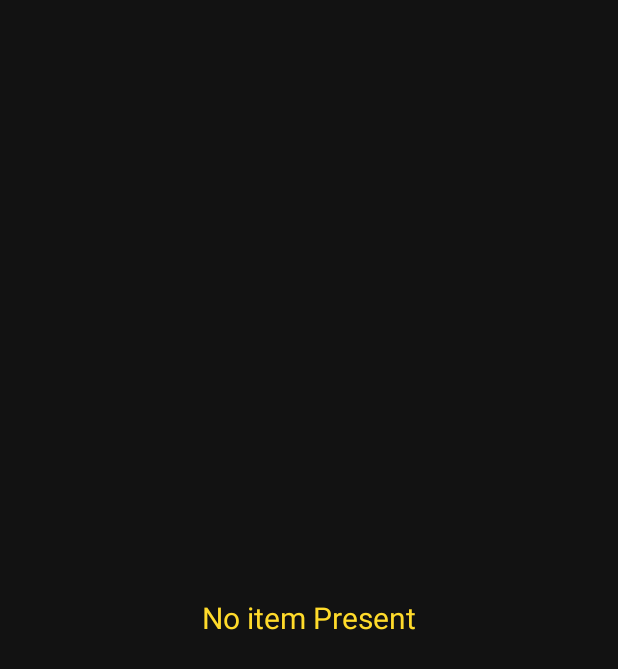
After one commit to ravikant1421/music_player, an Android app: the fragment RecentSongsFragment shown on its own in the app's theme, on a phone screen of 412 x 824 dp. The commit adds this screen. Shown: the top 669 px of the screen. Run offline under Robolectric (Android 15) with nearby library versions, the phone set to English and light mode, and no system bars; 1 statement that could not run was skipped.

Commit message:
recent song database feature added

```diff
--- a/app/src/main/java/com/example/mymusicplayer2/ArtistDetails.java
+++ b/app/src/main/java/com/example/mymusicplayer2/ArtistDetails.java
@@ -29,7 +29,7 @@ public class ArtistDetails extends AppCompatActivity {
         artistMusicFiles=new ArrayList<>();
         artistDetailListView=findViewById(R.id.artistDetailListView);
         artistNameTop=findViewById(R.id.artistNameTop);
-        artistDetailTV.findViewById(R.id.artist_detail_song_no_item_tv);
+        artistDetailTV=findViewById(R.id.artist_detail_song_no_item_tv);
         artistName=getIntent().getStringExtra("artistName");
         artistDetailArrayList=new ArrayList<>();
         for(int i=0;i<musicFiles.size();i++){
--- a/app/src/main/java/com/example/mymusicplayer2/MainActivity.java
+++ b/app/src/main/java/com/example/mymusicplayer2/MainActivity.java
@@ -155,6 +155,7 @@ public class MainActivity extends AppCompatActivity {
 
     private void initViewPager() {
         ViewPagerAdapter viewPagerAdapter=new ViewPagerAdapter(getSupportFragmentManager());
+        viewPagerAdapter.addFragments(new RecentSongsFragment(),"Recent");
         viewPagerAdapter.addFragments(new AllSongsFragment(),"All Songs");
         viewPagerAdapter.addFragments(new AlbumFragment(),"Albums");
         viewPagerAdapter.addFragments(new FolderFragment(),"Folder");
@@ -198,6 +199,7 @@ public class MainActivity extends AppCompatActivity {
             super.onPostExecute(unused);
             progressBar.setVisibility(View.INVISIBLE);
             initViewPager();
+            viewPager.setCurrentItem(1);
         }
 
         @Override
--- a/app/src/main/java/com/example/mymusicplayer2/MusicService.java
+++ b/app/src/main/java/com/example/mymusicplayer2/MusicService.java
@@ -64,12 +64,14 @@ public class MusicService extends Service implements MediaPlayer.OnCompletionLis
     public static final String ARTIST_NAME = "ARTIST NAME";
     public static final String SONG_NAME = "SONG NAME";
     ActionPlaying actionPlaying;
+    public RecentDbHelper recentDbHelper;
 
     /* onStartCommand(Intent intent, int flags, int startId) is a method that is used in Android to start or re-start a Service.
        It is called by the system when a client sends a request to start the Service, using the startService(Intent) method.
      */
     @Override
     public int onStartCommand(Intent intent, int flags, int startId) {
+        recentDbHelper = new RecentDbHelper(getApplicationContext());
         if (intent != null) {
             int myPosition = intent.getIntExtra("servicePosition", -1);
             String actionName = intent.getStringExtra("ActionName");
@@ -170,6 +172,7 @@ public class MusicService extends Service implements MediaPlayer.OnCompletionLis
            The base context is the context from which all other contexts in the application are derived.
          */
         mediaPlayer = MediaPlayer.create(getBaseContext(), uri);
+        recentDbHelper.addRecentSong(songsList.get(position));
     }
 
     void pause() {
--- /dev/null
+++ b/app/src/main/java/com/example/mymusicplayer2/RecentDbHelper.java
@@ -0,0 +1,84 @@
+package com.example.mymusicplayer2;
+
+import android.content.ContentValues;
+import android.content.Context;
+import android.database.Cursor;
+import android.database.sqlite.SQLiteDatabase;
+import android.database.sqlite.SQLiteOpenHelper;
+
+import java.util.ArrayList;
+
+public class RecentDbHelper extends SQLiteOpenHelper {
+    public static ArrayList<MusicFiles> musicFilesArrayList;
+    public static final int VERSION=1;
+    public static final String DATABASE_NAME = "RecentSongsDB";
+    public static final String TABLE_NAME = "recentsongs";
+    public RecentDbHelper(Context context) {
+        super(context,DATABASE_NAME, null, VERSION);
+    }
+
+    @Override
+    public void onCreate(SQLiteDatabase db) {
+        //CREATE TABLE recent_songs ( title TEXT, album TEXT, duration TEXT, artist TEXT , path TEXT, timeline TIMESTAMP );
+        db.execSQL("CREATE TABLE "+ TABLE_NAME +" ( title TEXT, album TEXT, duration TEXT, artist TEXT , path TEXT, timeline TIMESTAMP );");
+    }
+
+    public ArrayList<MusicFiles> fetchRecentSongs(){
+        SQLiteDatabase db = this.getReadableDatabase();
+        Cursor cursor= db.rawQuery("Select * from "+ TABLE_NAME+" ORDER BY timeline DESC",null);
+        musicFilesArrayList=new ArrayList<>();
+        while(cursor.moveToNext()){
+            String title = cursor.getString(0);
+            String album = cursor.getString(1);
+            String duration = cursor.getString(2);
+            String artist = cursor.getString(3);
+            String path = cursor.getString(4);
+            musicFilesArrayList.add(new MusicFiles(title,album,duration,artist,path));
+        }
+        cursor.close();
+        db.close();
+        return musicFilesArrayList;
+    }
+    public void addRecentSong(MusicFiles musicFiles){
+        SQLiteDatabase db = this.getWritableDatabase();
+        Cursor cursor1 = db.rawQuery("SELECT * FROM " + TABLE_NAME + " WHERE title = ?", new String[]{musicFiles.getTitle()});
+        boolean songExists = cursor1.moveToFirst();
+        if(songExists){
+            db.delete(TABLE_NAME, "title = ?",new String[]{musicFiles.getTitle()});
+        }
+        cursor1.close();
+        ContentValues cv = new ContentValues();
+        cv.put("title",musicFiles.getTitle());
+        cv.put("album",musicFiles.getAlbum());
+        cv.put("duration",musicFiles.getDuration());
+        cv.put("artist",musicFiles.getArtist());
+        cv.put("path",musicFiles.getPath());
+        cv.put("timeline",System.currentTimeMillis());
+        db.insert(TABLE_NAME,null,cv);
+        Cursor cursor2 = db.rawQuery("SELECT COUNT(*) FROM " + TABLE_NAME, null);
+        int size = 0;
+        if (cursor2.moveToFirst()) {
+            size = cursor2.getInt(0);
+        }
+        cursor2.close();
+        if(size > 10){
+            deleteLestRecentSong();
+        }
+        db.close();
+    }
+    public void deleteLestRecentSong(){
+        SQLiteDatabase db = this.getWritableDatabase();
+        Cursor cursor = db.rawQuery("SELECT MIN(timeline) FROM " + TABLE_NAME, null);
+        long minTimeline = 0;
+        if (cursor.moveToFirst()) {
+            minTimeline = cursor.getLong(0);
+        }
+        db.delete(TABLE_NAME, "timeline = ?", new String[] { String.valueOf(minTimeline) });
+        cursor.close();
+        db.close();
+    }
+    @Override
+    public void onUpgrade(SQLiteDatabase sqLiteDatabase, int i, int i1) {
+
+    }
+}
--- /dev/null
+++ b/app/src/main/java/com/example/mymusicplayer2/RecentSongsFragment.java
@@ -0,0 +1,68 @@
+package com.example.mymusicplayer2;
+
+import android.content.Intent;
+import android.os.Bundle;
+
+import androidx.fragment.app.Fragment;
+
+import android.view.LayoutInflater;
+import android.view.View;
+import android.view.ViewGroup;
+import android.widget.ArrayAdapter;
+import android.widget.ListView;
+
+import android.widget.TextView;
+
+
+import java.util.ArrayList;
+
+
+public class RecentSongsFragment extends Fragment {
+    ArrayList<String> arrayList;
+    ListView recentSongsListView;
+    TextView noItemFoundTV;
+    View  view;
+    static ArrayAdapter<String> recentSongsAdapter;
+    public RecentSongsFragment() {
+        // Required empty public constructor
+    }
+    @Override
+    public void onCreate(Bundle savedInstanceState) {
+        super.onCreate(savedInstanceState);
+        arrayList = new ArrayList<>();
+    }
+
+    @Override
+    public void onResume() {
+        super.onResume();
+        ArrayList<MusicFiles> musicFiles = new RecentDbHelper(getContext()).fetchRecentSongs();
+        arrayList.clear();
+        for (int i = 0; i < musicFiles.size(); i++) {
+            arrayList.add(musicFiles.get(i).getTitle());
+        }
+        if(arrayList.size()>=1) {
+            recentSongsAdapter = new ArrayAdapter<>(requireContext(),R.layout.list_item_text,R.id.listItemTextview, arrayList);
+            recentSongsListView.setAdapter(recentSongsAdapter);
+            recentSongsListView.setOnItemClickListener((parent, view, position, id) -> {
+                Intent intent=new Intent(getContext(),PlayerActivity.class);
+                intent.putExtra("position",position);
+                intent.putExtra("fromRecentList",true);
+                startActivity(intent);
+            });
+        }
+        else{
+            recentSongsListView.setVisibility(View.INVISIBLE);
+            noItemFoundTV.setVisibility(View.VISIBLE);
+        }
+
+    }
+
+    @Override
+    public View onCreateView(LayoutInflater inflater, ViewGroup container,
+                             Bundle savedInstanceState) {
+        view = inflater.inflate(R.layout.fragment_recent_songs, container, false);
+        recentSongsListView = view.findViewById(R.id.recentSongsListView);
+        noItemFoundTV = view.findViewById(R.id.recent_song_no_item_tv);
+        return view;
+    }
+}
--- a/app/src/main/res/layout/activity_player.xml
+++ b/app/src/main/res/layout/activity_player.xml
@@ -16,8 +16,8 @@
         android:background="@drawable/gradient_bg"
         android:layout_alignParentTop="true">
         <ImageView
-            android:layout_width="30dp"
-            android:layout_height="30dp"
+            android:layout_width="50dp"
+            android:layout_height="50dp"
             android:id="@+id/backButton"
             android:src="@drawable/ic_chevron_left"
             android:layout_alignParentStart="true"
--- /dev/null
+++ b/app/src/main/res/layout/fragment_recent_songs.xml
@@ -0,0 +1,24 @@
+<?xml version="1.0" encoding="utf-8"?>
+<RelativeLayout
+    xmlns:android="http://schemas.android.com/apk/res/android"
+    xmlns:tools="http://schemas.android.com/tools"
+    android:layout_width="match_parent"
+    android:layout_height="match_parent"
+    tools:context=".RecentSongsFragment">
+
+    <ListView
+        android:layout_width="match_parent"
+        android:layout_height="wrap_content"
+        android:id="@+id/recentSongsListView"
+        android:background="@color/grey"
+        />
+    <TextView
+        android:id="@+id/recent_song_no_item_tv"
+        android:layout_width="wrap_content"
+        android:layout_height="wrap_content"
+        android:layout_centerInParent="true"
+        android:text="@string/no_item_present"
+        android:textColor="@color/yellow"
+        android:textSize="20sp"
+        android:visibility="invisible" />
+</RelativeLayout>
```
Also changed, not shown: app/src/main/java/com/example/mymusicplayer2/PlayerActivity.java (+135 -136 lines).
